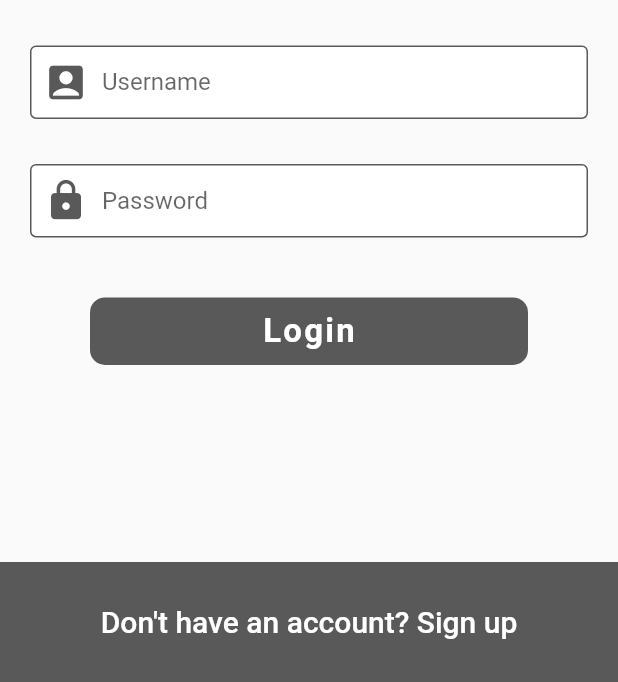
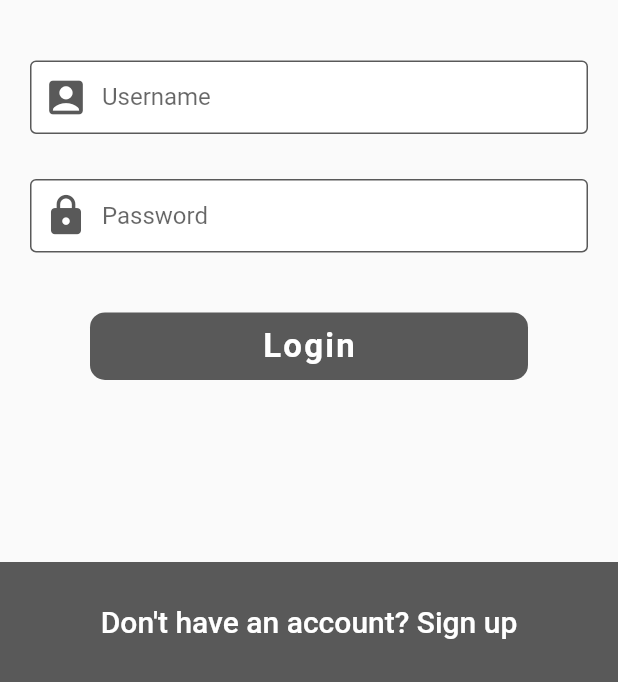
Before and after one commit to offfahad/social-media-app-flutter, a Flutter app: the screen it shows after launch, on a phone screen of 412 x 824 dp, the part 554-1236 px from its top. Run offline on Flutter 3.47's test engine with Material 2 defaults, Android fonts, the phone set to English and light mode, and no system bars.

Commit message:
ui-completed

```diff
--- a/lib/screens/home_screen.dart
+++ b/lib/screens/home_screen.dart
@@ -49,6 +49,7 @@ class _HomeScreenState extends State<HomeScreen>
           ),
           unselectedLabelStyle: const TextStyle(fontSize: 18.0),
           indicatorWeight: 3.0,
+          indicatorColor: Theme.of(context).primaryColor,
           tabs: const [
             Tab(
               text: 'Trending',
--- a/lib/screens/login_screen.dart
+++ b/lib/screens/login_screen.dart
@@ -36,7 +36,7 @@ class _LoginScreenState extends State<LoginScreen> {
                   letterSpacing: 10.0,
                 ),
               ),
-              const SizedBox(height: 20.0),
+              const SizedBox(height: 30.0),
               Padding(
                 padding: const EdgeInsets.symmetric(horizontal: 20.0, vertical: 10.0),
                 child: TextField(
--- a/lib/widgets/custom_drawer.dart
+++ b/lib/widgets/custom_drawer.dart
@@ -69,6 +69,7 @@ class CustomDrawer extends StatelessWidget {
               ),
             ],
           ),
+          const SizedBox(height: 20,),
           _buildDrawerOption(
             const Icon(Icons.dashboard),
             'Home',
@@ -79,10 +80,11 @@ class CustomDrawer extends StatelessWidget {
               ),
             ),
           ),
+
           _buildDrawerOption(const Icon(Icons.chat), 'Chat', () {}),
           _buildDrawerOption(const Icon(Icons.location_on), 'Map', () {}),
           _buildDrawerOption(
-              const Icon(Icons.account_circle), 'Your Profile', () => Navigator.pushReplacement(
+              const Icon(Icons.account_circle), 'Profile', () => Navigator.pushReplacement(
                 context,
                 MaterialPageRoute(
                   builder: (_) => ProfileScreen(user: currentUser),
```
